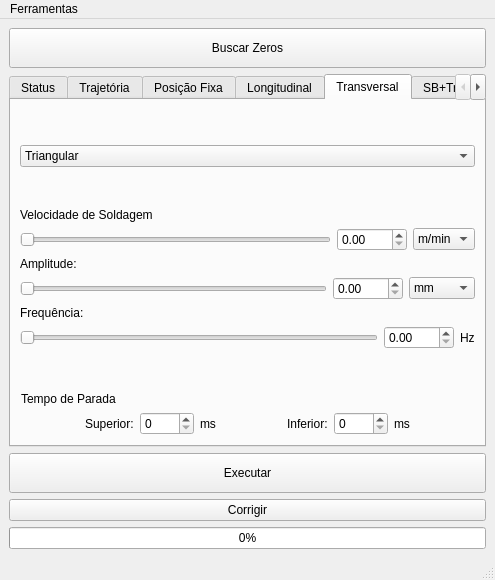
Qt form Source/ui/mainwindow.ui (rafaelppires/weldway) before a commit.
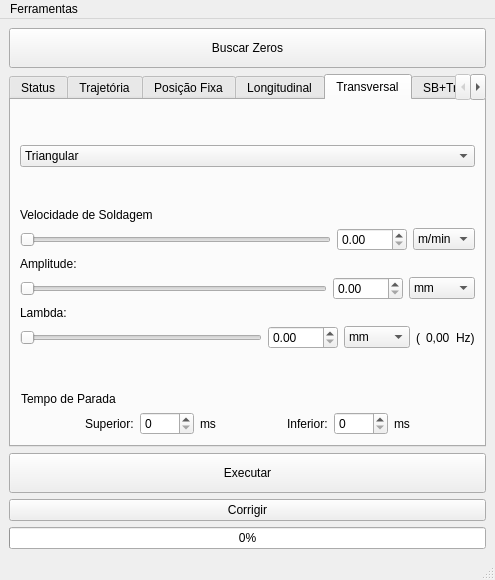
The same form after that commit.

```diff
--- a/Source/ui/mainwindow.ui
+++ b/Source/ui/mainwindow.ui
@@ -7,7 +7,7 @@
     <x>0</x>
     <y>0</y>
     <width>495</width>
-    <height>564</height>
+    <height>577</height>
    </rect>
   </property>
   <property name="windowTitle">
@@ -1168,38 +1168,87 @@
            </layout>
           </item>
           <item>
-           <layout class="QGridLayout" name="gridLayout_13">
+           <layout class="QGridLayout" name="gridLayout_10">
+            <item row="1" column="1">
+             <widget class="QDoubleSpinBox" name="trLambdaSpinBox">
+              <property name="minimumSize">
+               <size>
+                <width>70</width>
+                <height>0</height>
+               </size>
+              </property>
+             </widget>
+            </item>
             <item row="1" column="2">
+             <widget class="QComboBox" name="trLambdaUnitComboBox">
+              <property name="sizeIncrement">
+               <size>
+                <width>0</width>
+                <height>0</height>
+               </size>
+              </property>
+              <item>
+               <property name="text">
+                <string>mm</string>
+               </property>
+              </item>
+              <item>
+               <property name="text">
+                <string>cm</string>
+               </property>
+              </item>
+              <item>
+               <property name="text">
+                <string>m</string>
+               </property>
+              </item>
+              <item>
+               <property name="text">
+                <string>pulsos</string>
+               </property>
+              </item>
+              <item>
+               <property name="text">
+                <string>&quot;</string>
+               </property>
+              </item>
+             </widget>
+            </item>
+            <item row="1" column="0">
+             <widget class="QSlider" name="trLambdaSlider">
+              <property name="maximum">
+               <number>300</number>
+              </property>
+              <property name="orientation">
+               <enum>Qt::Horizontal</enum>
+              </property>
+             </widget>
+            </item>
+            <item row="0" column="0">
+             <widget class="QLabel" name="label_33">
+              <property name="text">
+               <string>Lambda:</string>
+              </property>
+             </widget>
+            </item>
+            <item row="1" column="5">
              <widget class="QLabel" name="label_15">
               <property name="text">
-               <string>Hz</string>
+               <string>Hz)</string>
               </property>
              </widget>
             </item>
-            <item row="1" column="1">
-             <widget class="QDoubleSpinBox" name="trFrequencySpinBox">
-              <property name="minimumSize">
-               <size>
-                <width>70</width>
-                <height>0</height>
-               </size>
+            <item row="1" column="4">
+             <widget class="QLabel" name="frLabel">
+              <property name="text">
+               <string>0,00</string>
               </property>
              </widget>
             </item>
-            <item row="0" column="0">
+            <item row="1" column="3">
              <widget class="QLabel" name="label_12">
               <property name="text">
-               <string>Frequência:</string>
-              </property>
-             </widget>
-            </item>
-            <item row="1" column="0">
-             <widget class="QSlider" name="trFrequencySlider">
-              <property name="maximum">
-               <number>300</number>
-              </property>
-              <property name="orientation">
-               <enum>Qt::Horizontal</enum>
+               <string>(</string>
               </property>
              </widget>
             </item>
```
